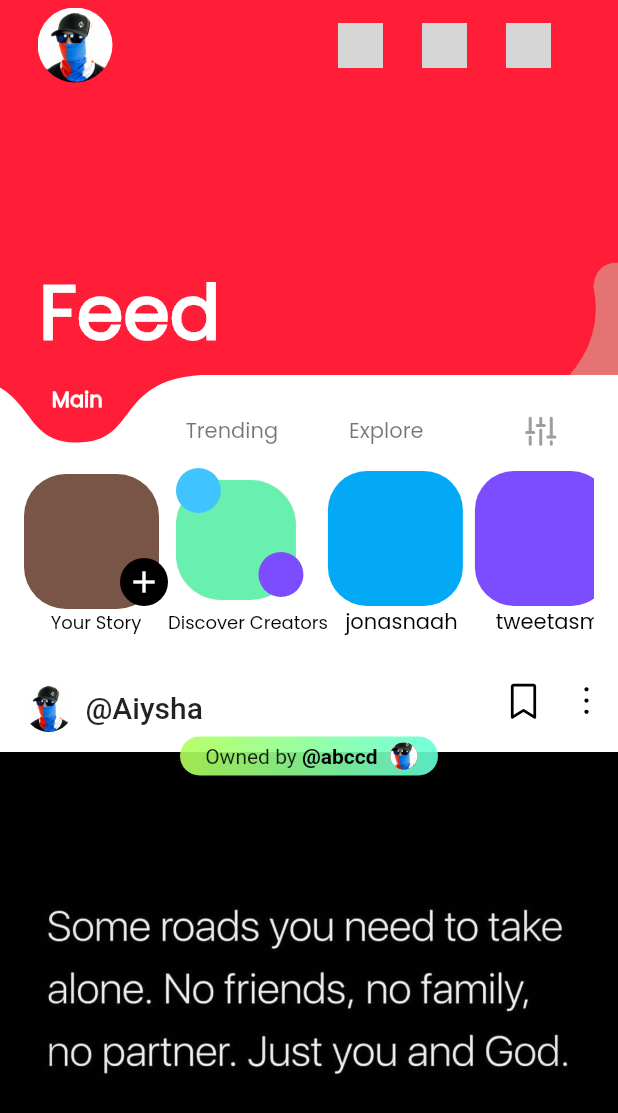
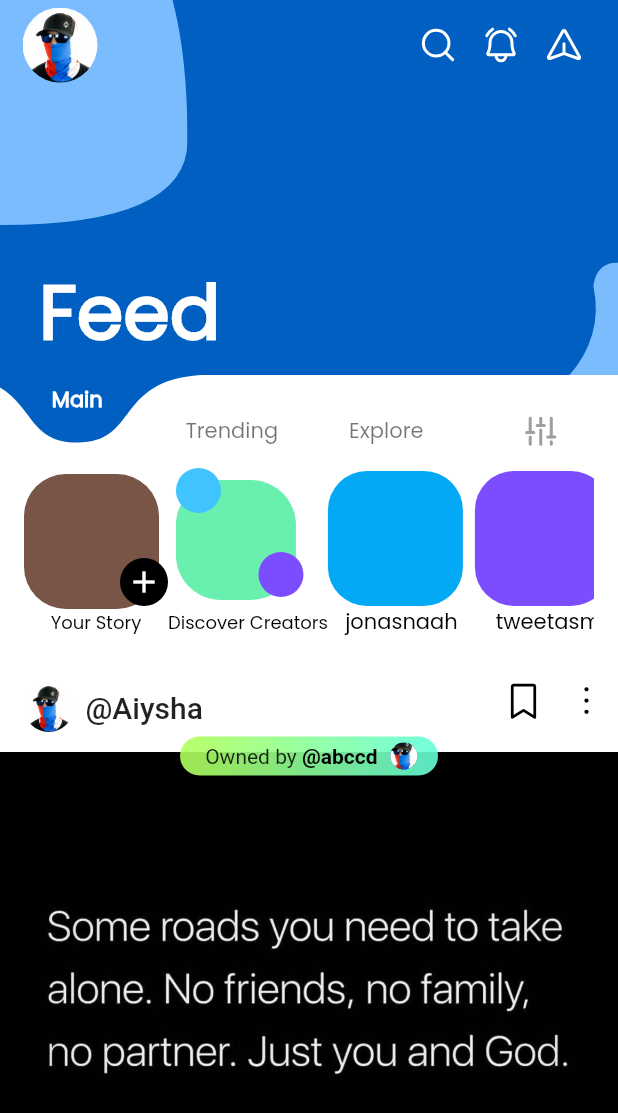
Before and after one commit to AhmadH77/demo_socail_app, a Flutter app: the Watching screen opened directly, on a phone screen of 412 x 824 dp. Shown: the top 1113 px of the screen. Run offline on Flutter 3.47's test engine with Material 2 defaults, Android fonts, the phone set to English and light mode, and no system bars; drawn by our look-alikes of curved_navigation_bar; our stand-ins replace bubble_tab_indicator, flutter_svg, persistent_bottom_nav_bar; Roboto replaces fonts that are missing (semi); grey boxes are pictures that could not be loaded.

Commit message:
changes to header

```diff
--- a/lib/constants/theme_color.dart
+++ b/lib/constants/theme_color.dart
@@ -4,4 +4,6 @@ class ThemeColors {
   static Color tealInactive = Color(0xFF0898A0).withOpacity(0.1);
   static Color teal = Color(0xFF0898A0);
   static Color black = Color(0xB6302626);
+  static Color topCurve = Color(0xFF7BBCFF);
+  static Color middleCURVE = Color(0xFF005FC0);
 }
--- a/lib/main.dart
+++ b/lib/main.dart
@@ -1,7 +1,8 @@
 //@dart=2.9
 import 'package:flutter/material.dart';
 import 'package:social_app_demo/screens/mainScreen.dart';
-import 'package:social_app_demo/util/const.dart';
+
+import 'constants/theme_color.dart';
 
 void main() {
   runApp(MyApp());
@@ -14,7 +15,8 @@ class MyApp extends StatelessWidget {
       title: 'Social App Demo',
       theme: ThemeData(
         fontFamily: 'regular',
-        primarySwatch: createMaterialColor(Constants.orangeLight),
+        primarySwatch:
+            createMaterialColor(ThemeColors.middleCURVE), //todo to be changes
       ),
       home: MainScreen(),
     );
--- a/lib/ui/home/home_page/watching_page.dart
+++ b/lib/ui/home/home_page/watching_page.dart
@@ -5,12 +5,13 @@ import 'package:flutter/rendering.dart';
 import 'package:flutter_svg/flutter_svg.dart';
 import 'package:social_app_demo/constants/dimens.dart';
 import 'package:social_app_demo/constants/strings.dart';
+import 'package:social_app_demo/constants/theme_color.dart';
 import 'package:social_app_demo/ui/home/explore_page/explore_page.dart';
+import 'package:social_app_demo/ui/home/home_page/roundedClipper.dart';
 import 'package:social_app_demo/ui/home/main_page/main_page.dart';
 import 'package:social_app_demo/ui/home/trending_page/trending_page.dart';
 import 'package:social_app_demo/ui/market_place/market_place.dart';
-import 'package:social_app_demo/util/const.dart';
-import 'package:social_app_demo/widget/show_icons.dart';
+import 'package:social_app_demo/widget/show_svg_icon.dart';
 import 'package:social_app_demo/widget/story_header.dart';
 import 'package:social_app_demo/widgets/homeleftRoundedClipper.dart';
 
@@ -117,14 +118,18 @@ class _WatchState extends State<Watching> with TickerProviderStateMixin {
                       child: Stack(
                         children: [
                           !_isVisible
-                              ? AnimatedContainer(
-                                  duration: Duration(milliseconds: 10),
+                              ? ClipPath(
+                                  clipper: RoundedClipper(),
+                                  child: AnimatedContainer(
+                                    duration: Duration(milliseconds: 400),
                                     width: animation.value,
                                     height: animation.value <= 150
                                         ? 150
                                         : animation.value,
                                     decoration: BoxDecoration(
-                                    color: Constants.orangeLight, //Colors.teal,
+                                      color:
+                                          ThemeColors.topCurve, //Colors.teal,
+                                    ),
                                   ),
                                 )
                               : SizedBox(),
@@ -138,13 +143,15 @@ class _WatchState extends State<Watching> with TickerProviderStateMixin {
                                       child: AnimatedContainer(
                                           duration: Duration(milliseconds: 400),
                                           width: animation2.value - 10,
-                                          height: animation2.value *
+                                          height: animation2
+                                              .value /**
                                           MediaQuery.of(context)
                                           .size
-                                                  .height,
+                                          .height,*/
+                                          ,
                                           //<= 150 ? 200 :animation.value,
                                           decoration: BoxDecoration(
-                                            color: Constants.orangeDark,
+                                            color: ThemeColors.topCurve,
                                           )
                                           // Colors.teal,
                                           ),
@@ -178,6 +185,7 @@ class _WatchState extends State<Watching> with TickerProviderStateMixin {
                                             style: TextStyle(
                                                 fontSize: 30,
                                                 fontWeight: FontWeight.bold,
+                                                fontFamily: 'semipop',
                                                 color: Colors.white),
                                           ),
                                         ),
@@ -190,9 +198,22 @@ class _WatchState extends State<Watching> with TickerProviderStateMixin {
                     ),
                   ),
                   background: Container(
-                    color: Constants.orangeLight,
+                    color: ThemeColors.middleCURVE,
                     child: Stack(
                       children: [
+                        ClipPath(
+                          clipper: RoundedClipper(),
+                          child: AnimatedContainer(
+                            duration: Duration(milliseconds: 400),
+                            width: animation.value,
+                            height:
+                                animation.value <= 150 ? 150 : animation.value,
+                            decoration: BoxDecoration(
+                              color: ThemeColors.topCurve,
+                            ),
+                          ),
+                          // Container(width:100,height:150,color: Constants.orangeDark,),
+                        ),
                         Align(
                           alignment: Alignment.bottomRight,
                           child: RotationTransition(
@@ -206,7 +227,7 @@ class _WatchState extends State<Watching> with TickerProviderStateMixin {
                                 height: animation2.value,
                                 //<= 150 ? 200 :animation.value,
                                 decoration: BoxDecoration(
-                                  color: Constants.orangeDark,
+                                  color: ThemeColors.topCurve,
                                 ),
                               ),
                             ),
@@ -220,7 +241,7 @@ class _WatchState extends State<Watching> with TickerProviderStateMixin {
                                     padding: const EdgeInsets.all(5.0),
                                     child: Padding(
                                       padding: const EdgeInsets.symmetric(
-                                          horizontal: 20),
+                                          horizontal: 10),
                                       child: Row(
                                         mainAxisAlignment:
                                             MainAxisAlignment.spaceBetween,
@@ -238,33 +259,23 @@ class _WatchState extends State<Watching> with TickerProviderStateMixin {
                                           ),
                                           Row(
                                             children: [
-                                              Padding(
-                                                padding: const EdgeInsets.only(
-                                                  right: fourteenDp,
-                                                ),
-                                                child: ShowIcon(
+                                              ShowSvgIcon(
+                                                color: Colors.white,
                                                 iconName:
-                                                      'assets/icons/MagnifyingGlass.png',
+                                                    'assets/svg/MagnifyingGlass.svg',
                                                 onIconTap: () {},
                                               ),
-                                              ),
-                                              Padding(
-                                                padding: const EdgeInsets.only(
-                                                    right: fourteenDp),
-                                                child: ShowIcon(
+                                              ShowSvgIcon(
+                                                color: Colors.white,
                                                 iconName:
-                                                      'assets/icons/BellRinging.png',
+                                                    'assets/svg/BellRinging.svg',
                                                 onIconTap: () {},
                                               ),
-                                              ),
-                                              Padding(
-                                                padding: const EdgeInsets.only(
-                                                    right: fourteenDp),
-                                                child: ShowIcon(
+                                              ShowSvgIcon(
+                                                color: Colors.white,
                                                 iconName:
-                                                      'assets/icons/PaperPlane.png',
+                                                    'assets/svg/PaperPlane.svg',
                                                 onIconTap: () {},
-                                                ),
                                               ),
                                             ],
                                           ),
@@ -275,7 +286,6 @@ class _WatchState extends State<Watching> with TickerProviderStateMixin {
                                 ),
                               )
                             : SizedBox(),
-
                       ],
                     ),
                   ),
@@ -312,31 +322,25 @@ class _WatchState extends State<Watching> with TickerProviderStateMixin {
                                         mainAxisAlignment:
                                             MainAxisAlignment.end,
                                         children: [
-                                          Padding(
-                                            padding: const EdgeInsets.only(
-                                              right: fourteenDp,
+                                          ShowSvgIcon(
+                                            iconName:
+                                                'assets/svg/MagnifyingGlass.svg',
+                                            onIconTap: () {},
+                                            color: Colors.white,
                                           ),
-                                            child: ShowIcon(
+                                          ShowSvgIcon(
+                                            color: Colors.white,
                                             iconName:
-                                                  'assets/icons/MagnifyingGlass.png',
+                                                'assets/svg/BellRinging.svg',
                                             onIconTap: () {},
-                                            ),
                                           ),
                                           Padding(
                                             padding: const EdgeInsets.only(
-                                                right: fourteenDp),
-                                            child: ShowIcon(
+                                                right: tenDp),
+                                            child: ShowSvgIcon(
+                                              color: Colors.white,
                                               iconName:
-                                                  'assets/icons/BellRinging.png',
-                                              onIconTap: () {},
-                                            ),
-                                          ),
-                                          Padding(
-                                            padding: const EdgeInsets.only(
-                                                right: fourteenDp),
-                                            child: ShowIcon(
-                                              iconName:
-                                                  'assets/icons/PaperPlane.png',
+                                                  'assets/svg/PaperPlane.svg',
                                               onIconTap: () {},
                                             ),
                                           ),
--- a/lib/ui/home/main_page/main_page.dart
+++ b/lib/ui/home/main_page/main_page.dart
@@ -483,7 +483,7 @@ class _MainPageState extends State<MainPage> {
                           textScaleFactor: 1.5,
                           overflow: TextOverflow.ellipsis,
                           style: TextStyle(
-                              fontSize: tenDp, fontFamily: 'Semibold')),
+                              fontSize: tenDp, fontFamily: 'semipop')),
                     ),
                   ],
                 ),
```
Lines whose indentation alone changed are shown as unchanged.
